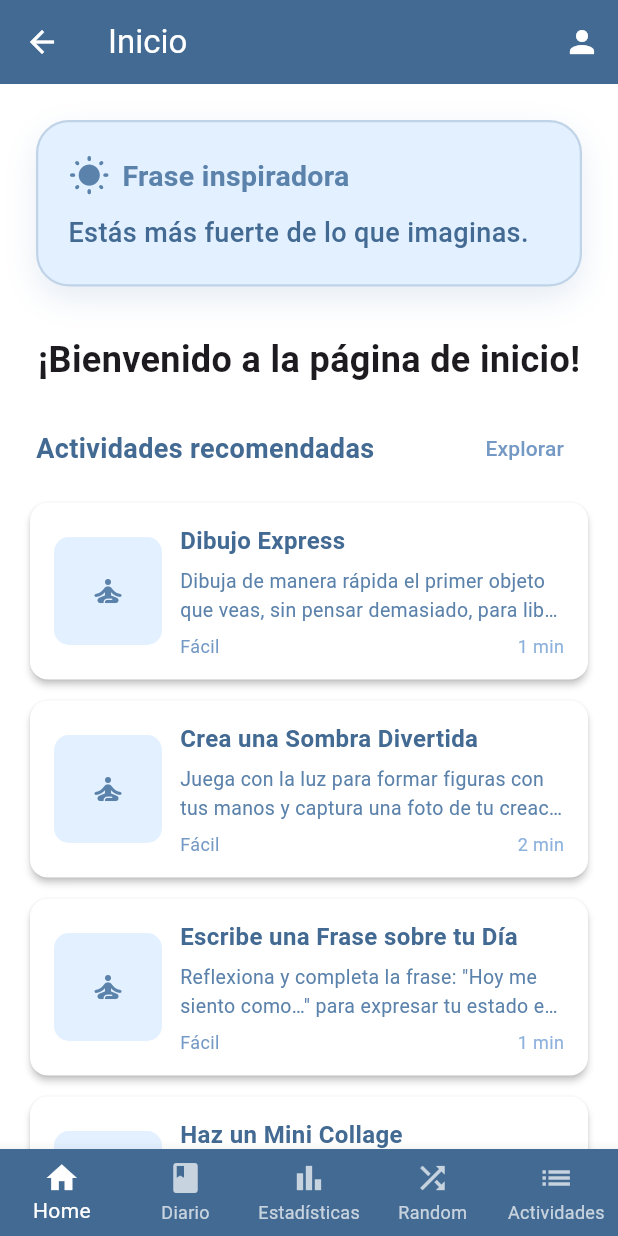
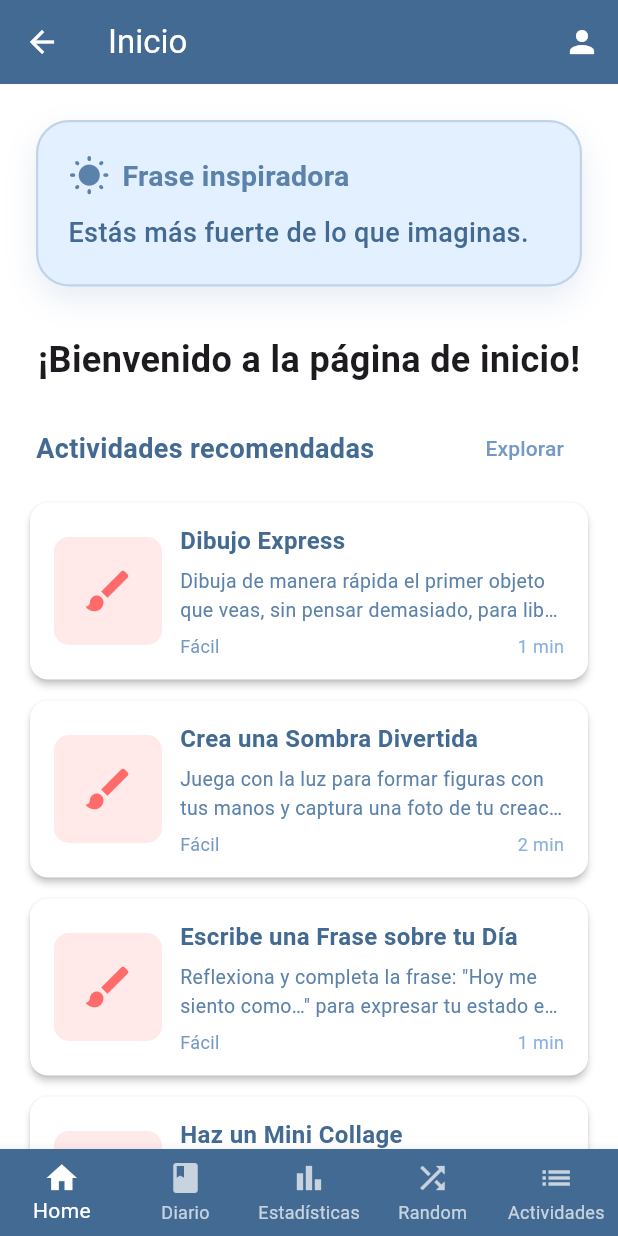
Before and after one commit to paula-ayllon-perez/Serenalea, a Flutter app: the HomePage screen opened by its route, on a phone screen of 412 x 824 dp. Run offline on Flutter 3.47's test engine with Material 3 defaults, Android fonts, the light colour scheme and no system bars; our stand-ins replace cloud_firestore, firebase_auth, firebase_core, image_picker; accounts and stored records are empty.

Commit message:
Fix: En home se muestran las actividades recomendadas con el icono de la categoria

```diff
--- a/serenalea/lib/presentation/pages/home/home.dart
+++ b/serenalea/lib/presentation/pages/home/home.dart
@@ -9,7 +9,9 @@ import 'package:firebase_auth/firebase_auth.dart';
 
 import '../../widgets/main_drawer.dart';
 import '../../../data/models/activity_dto.dart';
+import '../../../data/models/activity_category_dto.dart';
 import '../../../data/repositories/activity_repository.dart';
+import '../../../data/repositories/category_repository.dart';
 import '../activities/activity/generic_activity_page.dart';
 
 class HomePage extends StatefulWidget {
@@ -72,10 +74,14 @@ class _HomePageState extends State<HomePage> {
 
   // Repositorio
   final ActivityRepository _activityRepo = ActivityRepository();
+  final CategoryRepository _categoryRepo = CategoryRepository();
 
   // Recomendadas
   List<Activity> _recommendedActivities = [];
   bool _loadingRecommendations = true;
+
+  // Mapa de categorías por ID para acceso rápido
+  Map<String, ActivityCategory> _categoriesMap = {};
 
   void _openActivity(Activity activity) {
     Navigator.push(
@@ -92,6 +98,10 @@ class _HomePageState extends State<HomePage> {
 
   Future<void> _loadRecommendedActivities() async {
     try {
+      // Cargar categorías primero
+      final categories = await _categoryRepo.getAllCategories();
+      _categoriesMap = {for (var cat in categories) cat.id: cat};
+
       final activities = await _activityRepo.getAllActivities();
       print('📊 Total actividades cargadas: ${activities.length}');
 
@@ -146,7 +156,34 @@ class _HomePageState extends State<HomePage> {
   // Antes la app añadía actividades por defecto aquí. Se eliminó para evitar duplicados
   // ahora que las actividades ya existen en la colección de Firestore.
 
+  // Convertir nombre de icono a IconData
+  IconData _getIconData(String iconName) {
+    switch (iconName.toLowerCase()) {
+      case 'self_improvement':
+        return Icons.self_improvement;
+      case 'directions_walk':
+        return Icons.directions_walk;
+      case 'brush':
+        return Icons.brush;
+      case 'visibility':
+        return Icons.visibility;
+      case 'favorite':
+        return Icons.favorite;
+      case 'psychology':
+        return Icons.psychology;
+      default:
+        return Icons.category;
+    }
+  }
 
+  // Convertir hex a Color
+  Color _getColor(String hexColor) {
+    try {
+      return Color(int.parse(hexColor.replaceAll('#', '0xFF')));
+    } catch (e) {
+      return AppColors.color1;
+    }
+  }
 
   @override
   Widget build(BuildContext context) {
@@ -260,6 +297,15 @@ class _HomePageState extends State<HomePage> {
                       ? Text('No hay recomendaciones por ahora. Explora las actividades disponibles.', style: TextStyle(color: AppColors.color3))
                       : Column(
                           children: _recommendedActivities.map((a) {
+                            // Obtener categoría de la actividad
+                            final category = _categoriesMap[a.categoryId];
+                            final iconData = category != null
+                                ? _getIconData(category.iconName)
+                                : Icons.self_improvement_rounded;
+                            final iconColor = category != null
+                                ? _getColor(category.colorHex)
+                                : AppColors.color2;
+
                             return Padding(
                               padding: EdgeInsets.only(bottom: width < 380 ? 12.0 : 14.0),
                               child: Material(
@@ -278,10 +324,16 @@ class _HomePageState extends State<HomePage> {
                                           width: width < 380 ? 56 : 72,
                                           height: width < 380 ? 56 : 72,
                                           decoration: BoxDecoration(
-                                            color: AppColors.softBlue,
+                                            color: iconColor.withOpacity(0.15),
                                             borderRadius: BorderRadius.circular(10),
                                           ),
-                                          child: Center(child: Icon(Icons.self_improvement_rounded, color: AppColors.color2)),
+                                          child: Center(
+                                            child: Icon(
+                                              iconData,
+                                              color: iconColor,
+                                              size: width < 380 ? 28 : 36,
+                                            ),
+                                          ),
                                         ),
                                         const SizedBox(width: 12),
                                         Expanded(
```
